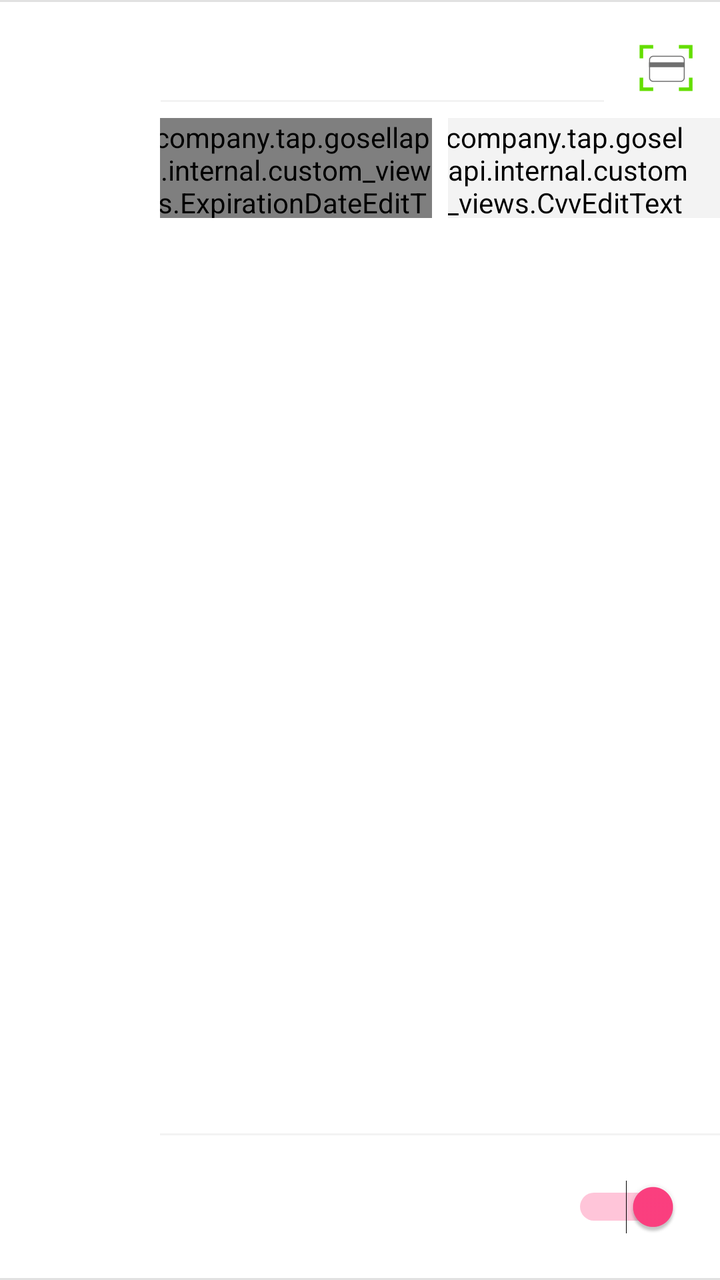
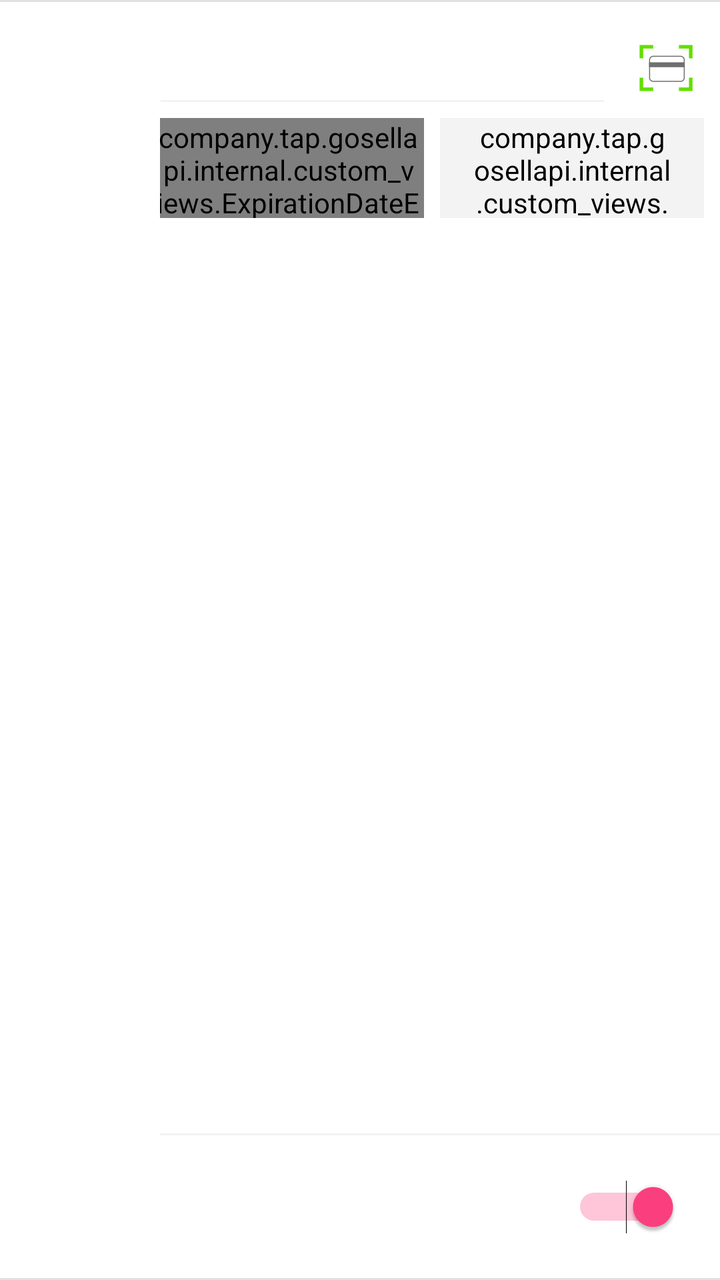

Screens rendered from an Android XML layout before and after an edit, with the pre-edit source and the edit as a unified diff.
<!-- AndroidManifest.xml: another module's application theme AppTheme -->
<!-- res/layout/gosellsdk_viewholder_card_payment_option.xml -->
<?xml version="1.0" encoding="utf-8"?>
<android.support.constraint.ConstraintLayout
    xmlns:android="http://schemas.android.com/apk/res/android"
    xmlns:app="http://schemas.android.com/apk/res-auto"
    xmlns:tools="http://schemas.android.com/tools"
    android:layout_width="match_parent"
    android:layout_height="wrap_content"
    android:background="@color/white"
    >

  
  <View
      android:id="@+id/topSeparator"
      android:layout_width="match_parent"
      android:layout_height="1dp"
      android:background="@color/mercury"
      app:layout_constraintEnd_toEndOf="parent"
      app:layout_constraintStart_toStartOf="parent"
      app:layout_constraintTop_toTopOf="parent"
      />

  
  <View
      android:id="@+id/bottomSeparator"
      android:layout_width="match_parent"
      android:layout_height="1dp"
      android:background="@color/mercury"
      app:layout_constraintBottom_toBottomOf="parent"
      app:layout_constraintEnd_toEndOf="parent"
      app:layout_constraintStart_toStartOf="parent"
      />


  
  <android.support.constraint.ConstraintLayout
      android:id="@+id/paymentOptionIconsContainer"
      android:layout_width="80dp"
      android:layout_height="0dp"
      app:layout_constraintStart_toStartOf="parent"
      app:layout_constraintTop_toTopOf="parent"
      app:layout_constraintBottom_toTopOf="@id/bottomSeparator"
      >

    <android.support.v7.widget.RecyclerView
        android:id="@+id/cardSystemsRecyclerView"
        android:layout_width="80dp"
        android:layout_height="wrap_content"
        app:layout_constraintStart_toStartOf="parent"
        app:layout_constraintTop_toTopOf="parent"
        app:layout_constraintBottom_toBottomOf="parent"
        app:layout_constraintVertical_bias="0"
        />

  </android.support.constraint.ConstraintLayout>


  
  <android.support.constraint.ConstraintLayout
      android:id="@+id/cardNumberContainer"
      android:layout_width="0dp"
      android:layout_height="50dp"
      android:layout_marginTop="8dp"
      app:layout_constraintEnd_toEndOf="parent"
      app:layout_constraintStart_toEndOf="@id/paymentOptionIconsContainer"
      app:layout_constraintTop_toBottomOf="@id/topSeparator"
      app:layout_constraintBottom_toTopOf="@id/expirationDateAndCVVContainer"
      >


    <android.support.design.widget.TextInputLayout
        android:id="@+id/cardNumberFieldTextInputLayout"
        android:layout_width="0dp"
        android:layout_height="0dp"
        app:layout_goneMarginEnd="20dp"
        android:layout_marginEnd="0dp"
        android:layout_marginRight="0dp"
        app:layout_constraintBottom_toBottomOf="parent"
        app:layout_constraintEnd_toStartOf="@id/cardScannerButton"
        app:layout_constraintStart_toStartOf="parent"
        app:layout_constraintTop_toTopOf="parent"
        android:gravity="center_vertical"
        app:hintTextAppearance="@style/TextInputLayout.Hint"
        >

      <android.support.v7.widget.AppCompatEditText
          android:id="@+id/cardNumberField"
          android:layout_width="match_parent"
          android:layout_height="match_parent"
          android:layout_marginStart="@dimen/edit_text_default_padding"
          android:layout_marginLeft="@dimen/edit_text_default_padding"
          android:hint="@string/edittext_hint_card_number"
          android:inputType="numberDecimal"
          style="@style/EditText"
          app:layout_constraintBottom_toBottomOf="parent"
          app:layout_constraintEnd_toEndOf="parent"
          app:layout_constraintStart_toStartOf="parent"
          app:layout_constraintTop_toTopOf="parent"
          app:backgroundTint="@color/separator"
          />

    </android.support.design.widget.TextInputLayout>

    <ImageButton
        android:id="@+id/cardScannerButton"
        android:layout_width="54dp"
        android:layout_height="0dp"
        android:background="@android:color/transparent"
        android:scaleType="centerInside"
        android:src="@drawable/btn_card_scanner_normal"
        app:layout_constraintBottom_toBottomOf="parent"
        app:layout_constraintEnd_toEndOf="parent"
        app:layout_constraintTop_toTopOf="parent"
        tools:ignore="ContentDescription"
        />

  </android.support.constraint.ConstraintLayout>


  
  <android.support.constraint.ConstraintLayout
      android:id="@+id/expirationDateAndCVVContainer"
      android:layout_width="0dp"
      android:layout_height="50dp"
      app:layout_constraintTop_toBottomOf="@id/cardNumberContainer"
      app:layout_constraintStart_toEndOf="@id/paymentOptionIconsContainer"
      app:layout_constraintEnd_toEndOf="parent"
      app:layout_constraintBottom_toTopOf="@id/cardholderNameContainer"
      >

    
    <android.support.design.widget.TextInputLayout
        android:id="@+id/expirationDateContainer"
        android:layout_width="0dp"
        android:layout_height="0dp"
        app:layout_constraintStart_toStartOf="parent"
        app:layout_constraintTop_toTopOf="parent"
        app:layout_constraintBottom_toBottomOf="parent"
        app:layout_constraintEnd_toStartOf="@id/cvvFieldContainer"
        app:layout_constraintHorizontal_chainStyle="spread"
        app:hintTextAppearance="@style/TextInputLayout.Hint"
        android:hint="@string/edittext_hint_expiration_date"
        android:gravity="start"
        >


      <company.tap.gosellapi.internal.custom_views.ExpirationDateEditText
          style="@style/bt_card_form_field"
          android:id="@+id/expirationDateField"
          app:layout_constraintStart_toStartOf="parent"
          app:layout_constraintEnd_toEndOf="parent"
          app:layout_constraintTop_toTopOf="parent"
          app:layout_constraintBottom_toBottomOf="parent"
          app:backgroundTint="@color/separator"

          />

    </android.support.design.widget.TextInputLayout>


    
    <android.support.design.widget.TextInputLayout
        android:id="@+id/cvvFieldContainer"
        android:layout_width="0dp"
        android:layout_height="0dp"
        android:layout_marginStart="8dp"
        android:layout_marginLeft="8dp"
        app:layout_constraintStart_toEndOf="@id/expirationDateContainer"
        app:layout_constraintTop_toTopOf="parent"
        app:layout_constraintEnd_toEndOf="parent"
        app:layout_constraintBottom_toBottomOf="parent"
        app:hintTextAppearance="@style/TextInputLayout.Hint"
        android:hint="@string/bt_form_hint_cvv"
        android:gravity="start"
        >


      <company.tap.gosellapi.internal.custom_views.CvvEditText
          style="@style/bt_card_form_field"
          android:id="@+id/cvvField"
          android:paddingEnd="20dp"
          android:paddingRight="20dp"
          android:layout_marginEnd="@dimen/edit_text_default_padding"
          android:layout_marginRight="@dimen/edit_text_default_padding"
          app:layout_constraintStart_toStartOf="parent"
          app:layout_constraintEnd_toEndOf="parent"
          app:layout_constraintTop_toTopOf="parent"
          app:layout_constraintBottom_toBottomOf="parent"

          android:backgroundTint="@color/separator"
          />

    </android.support.design.widget.TextInputLayout>


  </android.support.constraint.ConstraintLayout>


  
  <android.support.design.widget.TextInputLayout
      android:id="@+id/cardholderNameContainer"
      android:layout_width="0dp"
      android:layout_height="50dp"
      app:layout_constraintStart_toEndOf="@id/paymentOptionIconsContainer"
      app:layout_constraintTop_toBottomOf="@id/expirationDateAndCVVContainer"
      app:layout_constraintEnd_toEndOf="parent"
      app:hintTextAppearance="@style/TextInputLayout.Hint"
      >

    <android.support.v7.widget.AppCompatEditText
        android:id="@+id/cardholderNameField"
        android:layout_width="match_parent"
        android:layout_height="match_parent"
        android:layout_marginStart="@dimen/edit_text_default_padding"

        android:layout_marginEnd="@dimen/edit_text_default_padding"
        android:paddingEnd="20dp"
        android:paddingRight="20dp"
        app:layout_constraintStart_toStartOf="parent"
        app:layout_constraintEnd_toEndOf="parent"
        app:layout_constraintTop_toTopOf="parent"
        app:layout_constraintBottom_toBottomOf="parent"
        android:inputType="textCapCharacters"
        android:hint="@string/edittext_hint_name_on_card"
        style="@style/EditText"
        app:backgroundTint="@color/transparent"
        tools:ignore="RtlSymmetry"
        />

  </android.support.design.widget.TextInputLayout>


  
  <android.support.design.widget.TextInputLayout
      android:id="@+id/addressOnCardContainer"
      android:layout_width="0dp"
      android:visibility="gone"
      android:layout_height="wrap_content"
      app:layout_constraintStart_toEndOf="@id/paymentOptionIconsContainer"
      app:layout_constraintEnd_toEndOf="parent"
      app:layout_constraintTop_toBottomOf="@id/cardholderNameContainer"
      app:layout_constraintBottom_toTopOf="@id/saveCardContainer"
      app:hintTextAppearance="@style/TextInputLayout.Hint"
      >


    <android.support.v7.widget.AppCompatEditText
        android:id="@+id/addressOnCardTextView"
        android:layout_width="match_parent"
        android:layout_height="wrap_content"
        android:layout_marginTop="16dp"
        android:layout_marginBottom="16dp"
        app:layout_constraintTop_toTopOf="parent"
        app:layout_constraintBottom_toBottomOf="parent"
        app:layout_constraintStart_toStartOf="parent"
        app:layout_constraintEnd_toEndOf="parent"
        android:drawablePadding="20dp"
        android:paddingEnd="20dp"
        android:paddingRight="20dp"
        android:drawableEnd="@drawable/ic_arrow_right_normal"
        android:drawableRight="@drawable/ic_arrow_right_normal"
        android:hint="@string/edittext_hint_address_on_card"
        style="@style/EditText"
        android:focusable="false"
        android:focusableInTouchMode="false"
        android:background="@null"
        tools:ignore="RtlSymmetry"
        />

  </android.support.design.widget.TextInputLayout>


  
  <android.support.constraint.ConstraintLayout
      android:id="@+id/saveCardContainer"
      android:layout_width="0dp"
      android:layout_height="wrap_content"
      app:layout_constraintStart_toEndOf="@id/paymentOptionIconsContainer"
      app:layout_constraintEnd_toEndOf="parent"
      app:layout_constraintBottom_toTopOf="@id/bottomSeparator"
      >

    <View
        android:id="@+id/saveCardTopSeparator"
        android:layout_width="match_parent"
        android:layout_height="1dp"
        android:background="@color/separator"
        app:layout_constraintEnd_toEndOf="parent"
        app:layout_constraintStart_toStartOf="parent"
        app:layout_constraintTop_toTopOf="parent"
        />

    <TextView
        android:id="@+id/saveCardDescriptionTextView"
        android:layout_width="0dp"
        android:layout_height="wrap_content"
        android:layout_marginTop="18dp"
        android:layout_marginBottom="18dp"
        app:layout_constraintStart_toStartOf="parent"
        app:layout_constraintTop_toBottomOf="@id/saveCardTopSeparator"
        app:layout_constraintBottom_toBottomOf="parent"
        app:layout_constraintEnd_toStartOf="@id/saveCardSwitch"
        android:text="@string/textview_disclaimer_save_card"
        />

    <Switch
        android:id="@+id/saveCardSwitch"
        android:layout_width="wrap_content"
        android:layout_height="wrap_content"
        android:layout_marginStart="20dp"
        android:layout_marginEnd="20dp"
        android:checked="true"
        app:layout_constraintTop_toBottomOf="@id/saveCardTopSeparator"
        app:layout_constraintBottom_toBottomOf="parent"
        app:layout_constraintEnd_toEndOf="parent"
        />

  </android.support.constraint.ConstraintLayout>

</android.support.constraint.ConstraintLayout>
<!-- resources referenced by this layout -->
<resources>
  <color name="mercury">#E1E1E1</color>
  <color name="separator">#0C000000</color>
  <color name="transparent">#00000000</color>
  <color name="white">#FFFFFF</color>
  <dimen name="edit_text_default_padding">-4dp</dimen>
  <!-- drawable btn_card_scanner_normal: png bitmap (drawable-hdpi, 853 bytes) -->
  <!-- drawable ic_arrow_right_normal: png bitmap (drawable-hdpi, 532 bytes) -->
  <string name="bt_form_hint_cvv">@string/bt_cvv</string>
  <string name="edittext_hint_address_on_card">Address on Card</string>
  <string name="edittext_hint_card_number">Card number</string>
  <string name="edittext_hint_expiration_date">MM/YY</string>
  <string name="edittext_hint_name_on_card">Name on card</string>
  <string name="textview_disclaimer_save_card">For faster and more secure checkout, save your card</string>
  <style name="EditText">
          <item name="android:textCursorDrawable">@null</item>
          <item name="android:textColor">@color/greyish_brown</item>
          <item name="android:textSize">@dimen/font_size_16sp</item>
          <item name="android:fontFamily" tools:targetApi="jelly_bean">sans-serif-light</item>
          <item name="android:textStyle">normal</item>
      </style>
  <style name="TextInputLayout.Hint" parent="TextAppearance.AppCompat.Small">
          <item name="android:textColor">@color/silver_light</item>
          <item name="android:fontFamily" tools:targetApi="jelly_bean">sans-serif</item>
          <item name="android:textSize">@dimen/font_size_11sp</item>
          <item name="android:textStyle">normal</item>
      </style>
  <style name="bt_card_form_field" parent="bt_base_textview">
          <item name="android:layout_width">match_parent</item>
          <item name="android:layout_height">match_parent</item>
          <item name="android:layout_marginStart">@dimen/edit_text_default_padding</item>
          <item name="android:layout_marginLeft">@dimen/edit_text_default_padding</item>
          <item name="android:textColorHint">@color/bt_light_gray</item>
          <item name="android:textCursorDrawable" tools:ignore="NewApi">@null</item>
      </style>
  <style name="AppTheme" parent="Theme.AppCompat.NoActionBar">
          
          <item name="colorPrimary">@color/french_gray</item>
          <item name="colorPrimaryDark">@color/colorPrimaryDark</item>
          <item name="colorAccent">@color/colorAccent</item>
      </style>
  <color name="greyish_brown" tools:ignore="MissingDefaultResource">#535353</color>
  <dimen name="font_size_16sp">16sp</dimen>
  <color name="silver_light">#C9C9C9</color>
  <dimen name="font_size_11sp">11sp</dimen>
  <style name="bt_base_textview">
          <item name="android:textSize">@dimen/bt_input_text_size</item>
          <item name="android:fontFamily" tools:targetApi="jelly_bean">sans-serif-light</item>
      </style>
  <color name="bt_light_gray">#6d6d6d</color>
  <color name="french_gray">#A8B5B5B5</color>
  <color name="colorPrimaryDark">#03A9F4</color>
  <color name="colorAccent">#FF4081</color>
  <dimen name="bt_input_text_size">16sp</dimen>
</resources>

<!-- the commit's change to res/layout/gosellsdk_viewholder_card_payment_option.xml (unified diff, before → after) -->
@@ -163,7 +163,7 @@
         android:layout_width="0dp"
         android:layout_height="0dp"
         android:layout_marginStart="8dp"
-        android:layout_marginLeft="8dp"
+        android:layout_marginEnd="8dp"
         app:layout_constraintStart_toEndOf="@id/expirationDateContainer"
         app:layout_constraintTop_toTopOf="parent"
         app:layout_constraintEnd_toEndOf="parent"
@@ -178,7 +178,7 @@
           style="@style/bt_card_form_field"
           android:id="@+id/cvvField"
           android:paddingEnd="20dp"
-          android:paddingRight="20dp"
+          android:paddingStart="20dp"
           android:layout_marginEnd="@dimen/edit_text_default_padding"
           android:layout_marginRight="@dimen/edit_text_default_padding"
           app:layout_constraintStart_toStartOf="parent"
